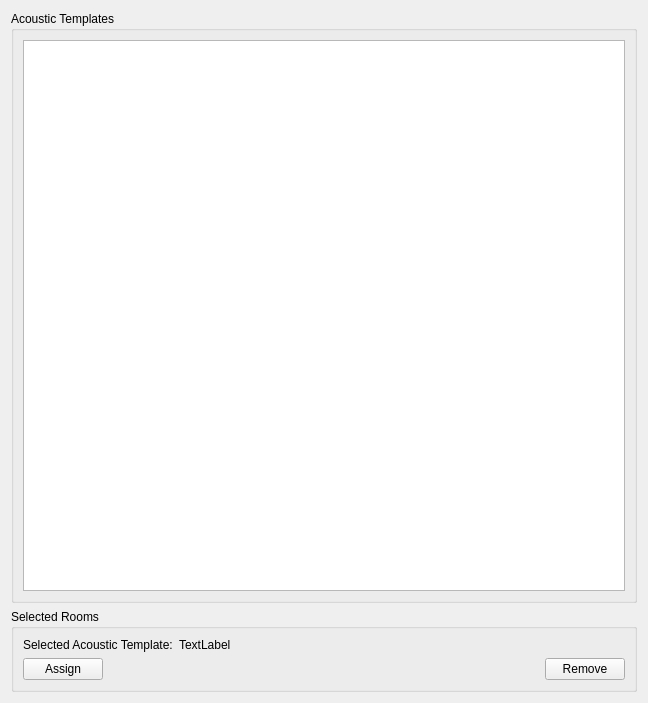
ghorwin/SIM-VICUS, file SIM-VICUS/src/SVPropBuildingAcousticTemplatesWidget.ui: the form before one commit.
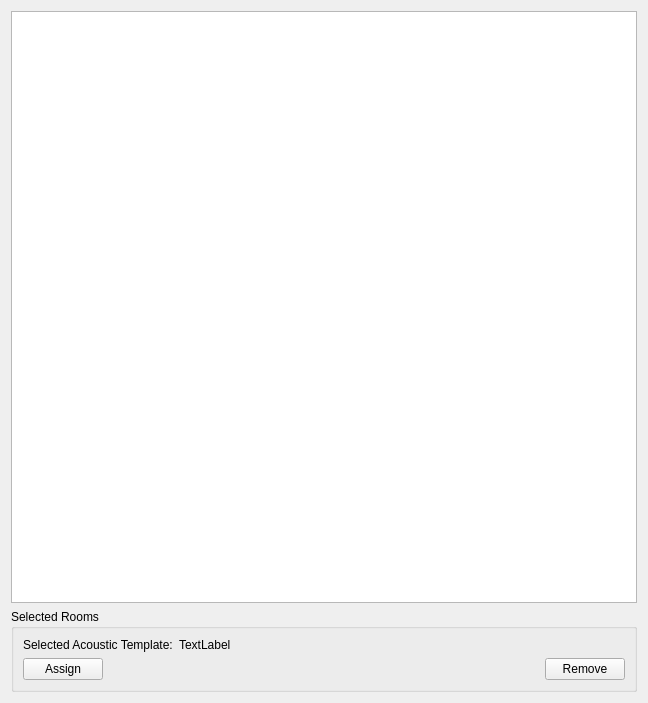
The form after the commit.

Commit message: Updated Building property widgets

```diff
--- a/SIM-VICUS/src/SVPropBuildingAcousticTemplatesWidget.ui
+++ b/SIM-VICUS/src/SVPropBuildingAcousticTemplatesWidget.ui
@@ -15,16 +15,7 @@
   </property>
   <layout class="QVBoxLayout" name="verticalLayout_3">
    <item>
-    <widget class="QGroupBox" name="groupBox">
-     <property name="title">
-      <string>Acoustic Templates</string>
-     </property>
-     <layout class="QGridLayout" name="gridLayout">
-      <item row="0" column="0">
-       <widget class="QTableWidget" name="tableWidgetAcousticTemplates"/>
-      </item>
-     </layout>
-    </widget>
+    <widget class="QTableWidget" name="tableWidgetAcousticTemplates"/>
    </item>
    <item>
     <widget class="QGroupBox" name="groupBoxSelectedRooms">
```
Left out of the diff: 2 changed lines with no effect on the pictures. The commit also changes 16 other files.
